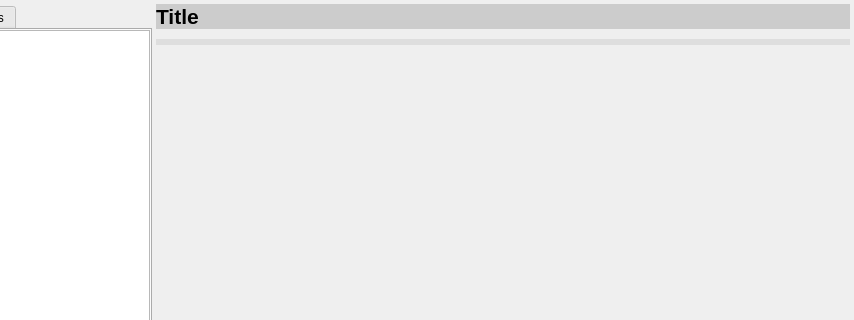
Above: mini_analyser/ui/tabcontainer.ui from emericg/MiniVideo before the change; both pictures show x 132 to 986 and y 0 to 320 of the 986 by 637 pixel window. Below: the same form after it.
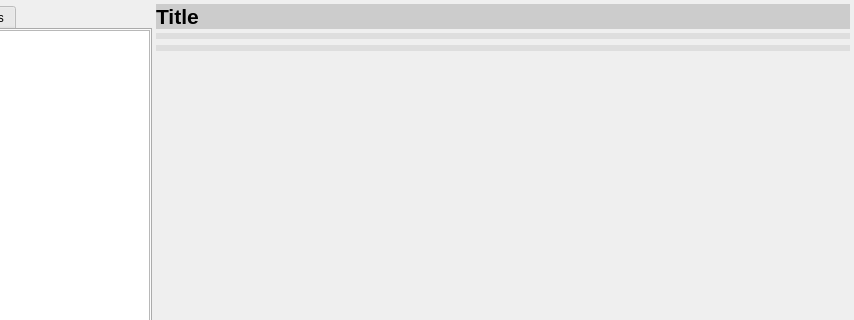
That is the form after the change. Custom widgets are drawn as their Qt base class.

Commit message: mini_analyser: use depacketizer in the sample viewer

The edit to the form file:
```diff
--- a/mini_analyser/ui/tabcontainer.ui
+++ b/mini_analyser/ui/tabcontainer.ui
@@ -201,7 +201,7 @@
           <number>0</number>
          </property>
          <property name="topMargin">
-          <number>6</number>
+          <number>0</number>
          </property>
          <property name="rightMargin">
           <number>0</number>
@@ -213,6 +213,36 @@
           <layout class="QGridLayout" name="gridLayout_content"/>
          </item>
          <item row="2" column="0">
+          <layout class="QGridLayout" name="gridLayout_content"/>
+         </item>
+         <item row="0" column="0">
+          <widget class="QWidget" name="widgetHeader" native="true">
+           <property name="styleSheet">
+            <string notr="true">background-color: rgb(222, 222, 222);</string>
+           </property>
+           <layout class="QVBoxLayout" name="verticalLayout_2">
+            <property name="spacing">
+             <number>6</number>
+            </property>
+            <property name="leftMargin">
+             <number>3</number>
+            </property>
+            <property name="topMargin">
+             <number>3</number>
+            </property>
+            <property name="rightMargin">
+             <number>3</number>
+            </property>
+            <property name="bottomMargin">
+             <number>3</number>
+            </property>
+            <item>
+             <layout class="QGridLayout" name="gridLayout_header"/>
+            </item>
+           </layout>
+          </widget>
+         </item>
+         <item row="3" column="0">
           <spacer name="verticalSpacer">
            <property name="orientation">
             <enum>Qt::Vertical</enum>
@@ -225,15 +255,12 @@
            </property>
           </spacer>
          </item>
-         <item row="0" column="0">
-          <widget class="QWidget" name="widget" native="true">
+         <item row="1" column="0">
+          <widget class="QWidget" name="widgetSamples" native="true">
            <property name="styleSheet">
             <string notr="true">background-color: rgb(222, 222, 222);</string>
            </property>
-           <layout class="QVBoxLayout" name="verticalLayout_2">
-            <property name="spacing">
-             <number>6</number>
-            </property>
+           <layout class="QVBoxLayout" name="verticalLayout_3">
             <property name="leftMargin">
              <number>3</number>
             </property>
```
Left out of the diff: 5 changed lines with no effect on the pictures. The commit also changes 1 other file.
